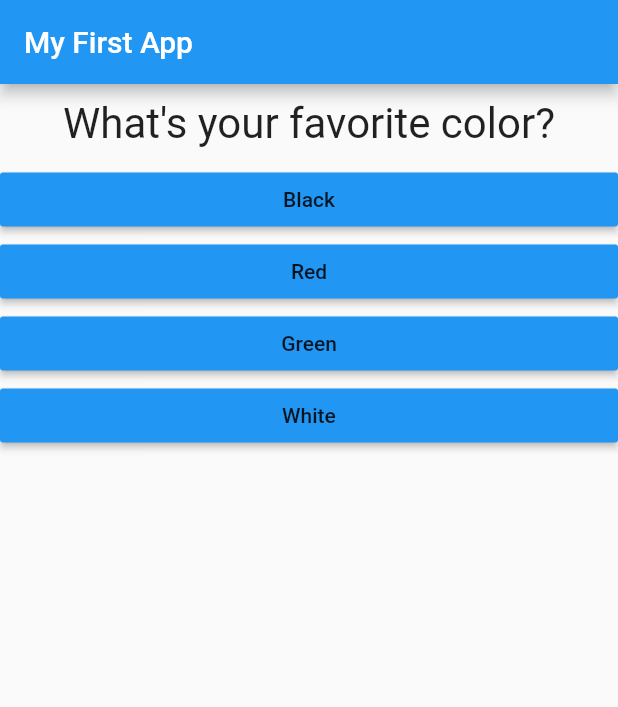
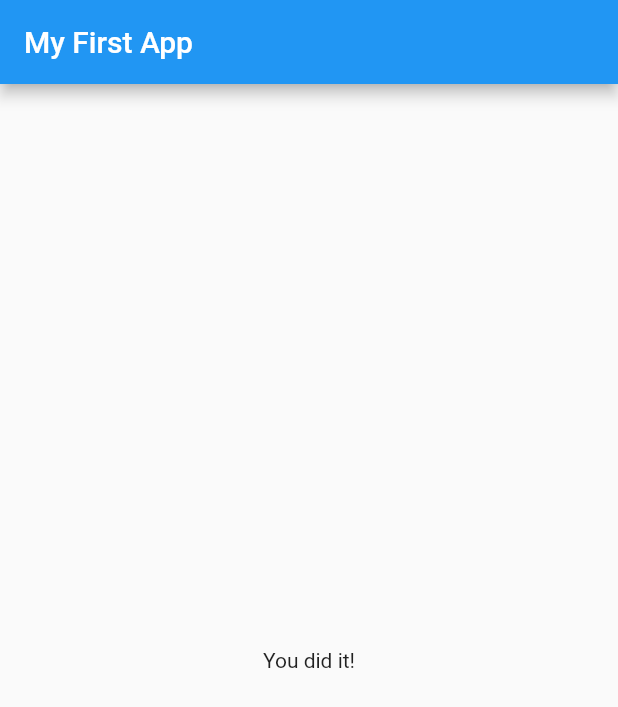
Before and after one commit to GoGiants1/flutter-practice, a Flutter app: the screen it shows after launch, after a tap on "Black", after a tap on "Elephant", after a tap on "1917", on a phone screen of 412 x 824 dp. Shown: the top 707 px of the screen. Run offline on Flutter 3.47's test engine with Material 2 defaults, Android fonts, the phone set to English and light mode, and no system bars.

```diff
--- a/flutter_complete_guide/lib/answer.dart
+++ b/flutter_complete_guide/lib/answer.dart
@@ -2,6 +2,8 @@ import 'package:flutter/material.dart';
 
 class Answer extends StatelessWidget {
   // const Answer({Key key}) : super(key: key);
+  // final: runtime constant !
+  // const: complie time constant.
   final String txt;
   final Function selectHandler;
   Answer(this.txt, this.selectHandler);
--- a/flutter_complete_guide/lib/main.dart
+++ b/flutter_complete_guide/lib/main.dart
@@ -1,12 +1,9 @@
 import 'package:flutter/material.dart';
 
-import './question.dart';
+import 'question.dart';
 import 'answer.dart';
-
-// void main() {
-//   // Instanciationg MyApp()
-//   runApp(MyApp());
-// }
+import 'quiz.dart';
+import 'result.dart';
 
 void main() => runApp(MyApp());
 
@@ -20,24 +17,7 @@ class MyApp extends StatefulWidget {
 // underscore => public to private
 class _MyAppState extends State<MyApp> {
   // properties
-  var _questionIndex = 0;
-
-  // methods
-  void _answerQuestion() {
-    if (_questionIndex < 2) {
-      setState(() {
-        _questionIndex += 1;
-      });
-    } else {
-      setState(() {
-        _questionIndex = 0;
-      });
-    }
-  }
-
-  @override
-  Widget build(BuildContext context) {
-    var questions = [
+  final _questions = const [
     // map
     {
       'questionText': "What\'s your favorite color?",
@@ -67,7 +47,25 @@ class _MyAppState extends State<MyApp> {
       ],
     },
   ];
+  var _questionIndex = 0;
 
+  // methods
+  void _answerQuestion() {
+    if (_questionIndex < _questions.length) {
+      setState(() {
+        _questionIndex += 1;
+      });
+      print('We have more questions!');
+    } else {
+      print('No more questions!');
+      // setState(() {
+      //   _questionIndex = 0;
+      // });
+    }
+  }
+
+  @override
+  Widget build(BuildContext context) {
     return MaterialApp(
       home: Scaffold(
         appBar: AppBar(
@@ -75,17 +73,12 @@ class _MyAppState extends State<MyApp> {
         ),
         // 어떻게 body에 1개 이상의 위젯을 넘길까? => Use container Widget
         // Column: vertical direction container
-        body: Column(
-          children: [
-            Question(
-              questions[_questionIndex]['questionText'],
-            ),
-            // Deprecated but stick to it in this Project
-            ...(questions[_questionIndex]['answers'] as List<String>).map((a) {
-              return Answer(a, _answerQuestion);
-            }).toList()
-          ],
-        ),
+        body: _questionIndex < _questions.length
+            ? Quiz(
+                questions: _questions,
+                answerQuestion: _answerQuestion,
+                questionIndex: _questionIndex)
+            : Result(),
       ),
     );
   }
--- /dev/null
+++ b/flutter_complete_guide/lib/quiz.dart
@@ -0,0 +1,29 @@
+import 'package:flutter/material.dart';
+import 'question.dart';
+import 'answer.dart';
+
+class Quiz extends StatelessWidget {
+  final List<Map<String, Object>> questions;
+  final int questionIndex;
+  final Function answerQuestion;
+
+  Quiz(
+      {@required this.questions,
+      @required this.answerQuestion,
+      @required this.questionIndex});
+
+  @override
+  Widget build(BuildContext context) {
+    return Column(
+      children: [
+        Question(
+          questions[questionIndex]['questionText'],
+        ),
+        // Deprecated but stick to it in this Project
+        ...(questions[questionIndex]['answers'] as List<String>).map((a) {
+          return Answer(a, answerQuestion);
+        })
+      ],
+    );
+  }
+}
--- /dev/null
+++ b/flutter_complete_guide/lib/result.dart
@@ -0,0 +1,10 @@
+import 'package:flutter/material.dart';
+
+class Result extends StatelessWidget {
+  @override
+  Widget build(BuildContext context) {
+    return Center(
+      child: Text('You did it!'),
+    );
+  }
+}
```
Lines whose indentation alone changed are shown as unchanged.
